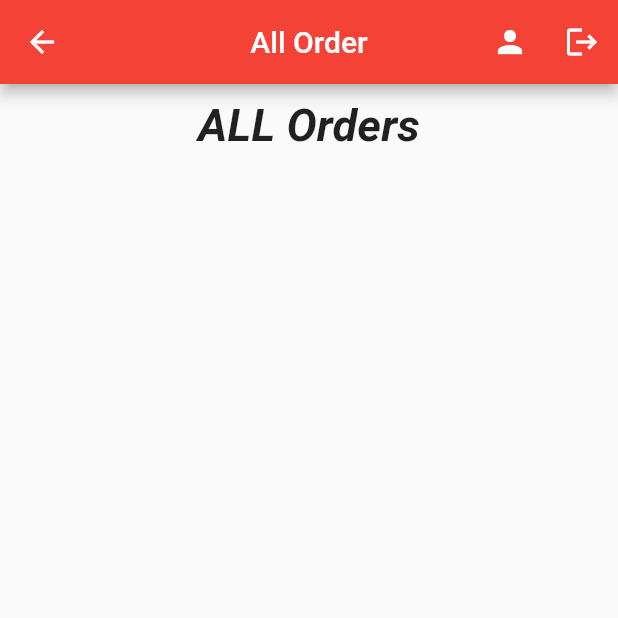
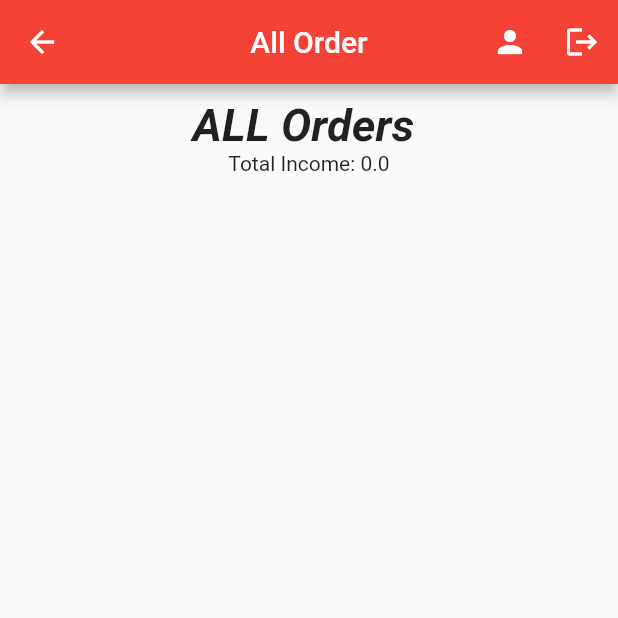
Before and after one commit to Jom-Tapau-Mobile/jom-tapau-mobile, a Flutter app: the allOrder screen opened directly, on a phone screen of 412 x 824 dp, the top half of it. Run offline on Flutter 3.47's test engine with Material 2 defaults, Android fonts, the phone set to English and light mode, and no system bars; our stand-ins replace firebase_auth, firebase_core; missing offline and left inert: flutter_cart; accounts and stored records are empty; network calls fail.

Commit message:
totoal income done

```diff
--- a/lib/screens/admin/allOrders.dart
+++ b/lib/screens/admin/allOrders.dart
@@ -12,17 +12,9 @@ class allOrder extends StatefulWidget {
 
 class _allOrderState extends State<allOrder> {
   AuthService _auth = AuthService();
-  var totalIncome = 0.0;
-  double income = 0.0;
   var data = getAllOrders();
   @override
   Widget build(BuildContext context) {
-    data.then((value) => {
-          value.forEach((element) {
-            income += element['total'];
-            print(income);
-          }),
-        });
     return Scaffold(
         appBar: AppBar(
           title: Text('All Order'),
@@ -54,12 +46,40 @@ class _allOrderState extends State<allOrder> {
             ),
             Center(
               child: Text(
-                "ALL Orders",
+                "ALL Orders ",
                 style: TextStyle(
                     fontSize: 30,
                     fontWeight: FontWeight.bold,
                     fontStyle: FontStyle.italic),
               ),
+            ),
+            Center(
+              child: FutureBuilder<List<dynamic>>(
+                  future: getAllOrders(),
+                  builder: (context, snapshot) {
+                    if (snapshot.connectionState == ConnectionState.waiting) {
+                      return Center(
+                        child: CircularProgressIndicator(),
+                      );
+                    } else if (snapshot.hasData) {
+                      List<dynamic> orders = snapshot.data!;
+                      double totalIncome = 0;
+
+                      // Calculate total income
+                      for (var order in orders) {
+                        totalIncome += order['total'];
+                      }
+
+                      print("data= $totalIncome");
+
+                      // Return the desired widget or value
+                      return Text('Total Income: $totalIncome');
+                    } else {
+                      return Center(
+                        child: Text('No orders available'),
+                      );
+                    }
+                  }),
             ),
             SizedBox(height: 20),
             Expanded(
```
